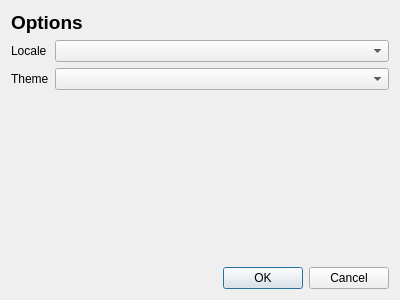
The window that ui/optionsEditor.ui (olk90/shift) describes before a commit, drawn with Qt 5.
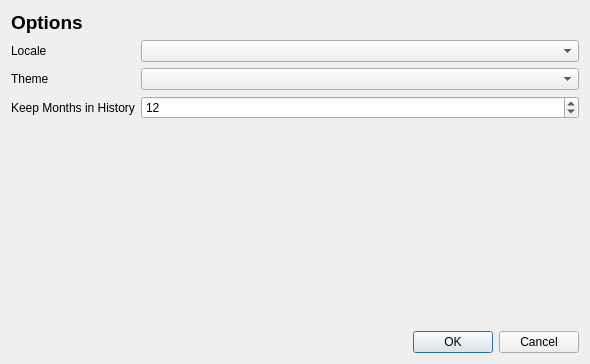
The same window after the commit.

Commit message:
added option parameter "history_size"
parameter is not yet used!

What changed in the file:
```diff
--- a/ui/optionsEditor.ui
+++ b/ui/optionsEditor.ui
@@ -6,8 +6,8 @@
    <rect>
     <x>0</x>
     <y>0</y>
-    <width>400</width>
-    <height>300</height>
+    <width>590</width>
+    <height>364</height>
    </rect>
   </property>
   <property name="windowTitle">
@@ -52,6 +52,23 @@
        <item row="1" column="1">
         <widget class="QComboBox" name="themeBox"/>
        </item>
+       <item row="2" column="0">
+        <widget class="QLabel" name="historyLabel">
+         <property name="text">
+          <string>Keep Months in History</string>
+         </property>
+        </widget>
+       </item>
+       <item row="2" column="1">
+        <widget class="QSpinBox" name="historyBox">
+         <property name="minimum">
+          <number>2</number>
+         </property>
+         <property name="value">
+          <number>12</number>
+         </property>
+        </widget>
+       </item>
       </layout>
      </item>
      <item>
```
The commit also changes 4 other files.
